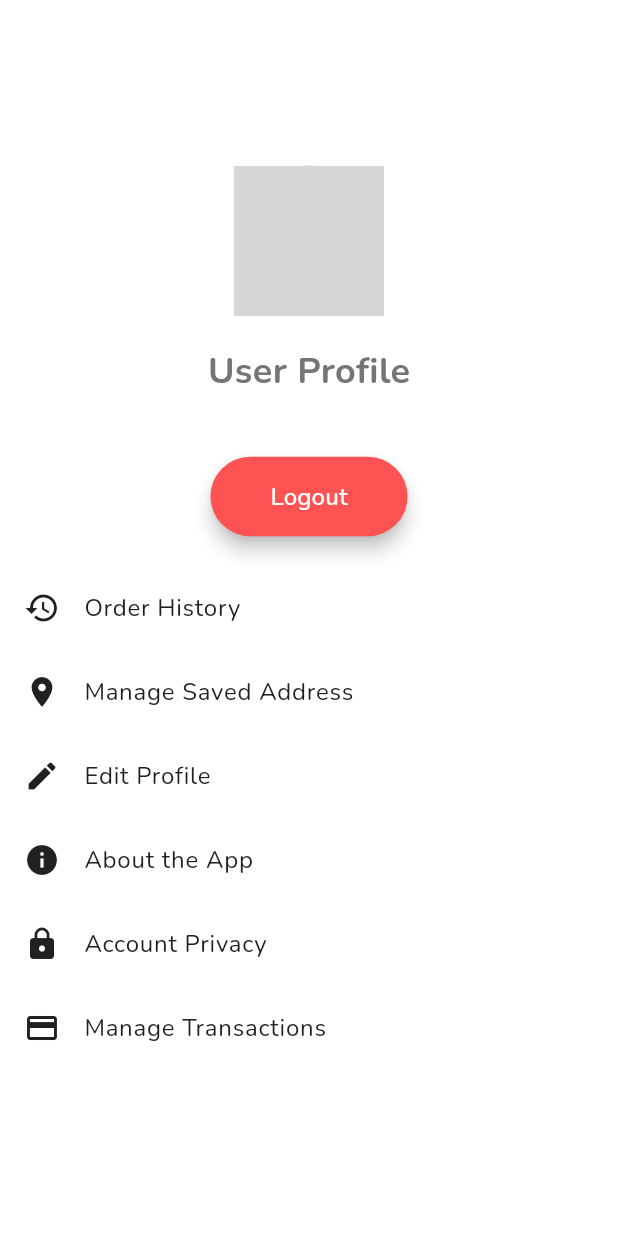
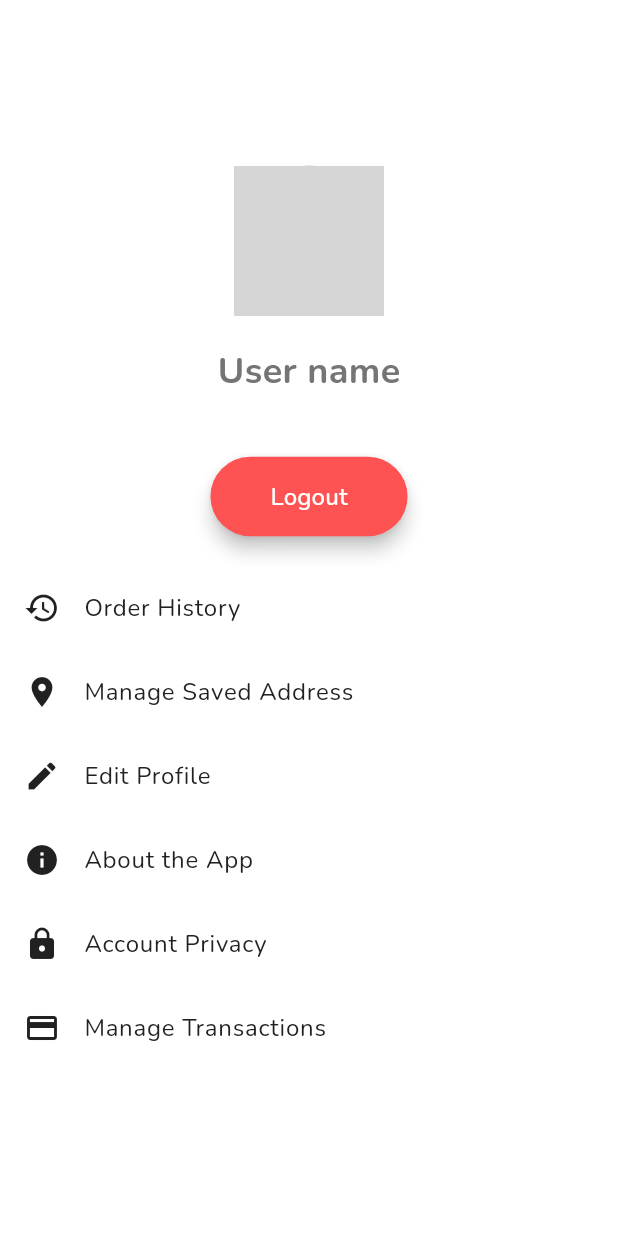
Before and after one commit to SyncSnip/medidoor, a Flutter app: the ProfilePage screen opened directly, on a phone screen of 412 x 824 dp. Run offline on Flutter 3.47's test engine with Material 3 defaults, Android fonts, the light colour scheme and no system bars; our stand-ins replace bloc, carousel_slider, connectivity_plus, flutter_bloc, flutter_dotenv, google_fonts and 3 more; missing offline and left inert: razorpay_flutter; accounts and stored records are empty; network calls fail; project files that could hold a hidden picture were left out; grey boxes are pictures that could not be loaded.

Commit message:
minor changes for further development

```diff
--- a/user_app/lib/main.dart
+++ b/user_app/lib/main.dart
@@ -1,6 +1,7 @@
 import 'package:flutter/material.dart';
 import 'package:flutter_dotenv/flutter_dotenv.dart';
 import 'package:user_app/config/theme/app_theme.dart';
+import 'package:user_app/data/sources/auth_source.dart';
 import 'package:user_app/presentation/splashscreen/pages/splashscreen.dart';
 
 void main() async {
@@ -17,6 +18,13 @@ class MainApp extends StatefulWidget {
 
 class _MainAppState extends State<MainApp> {
   @override
+  void initState() {
+    // TODO: implement initState
+    AuthSource().initialAuthSource();
+    super.initState();
+  }
+
+  @override
   Widget build(BuildContext context) {
     return MaterialApp(
       debugShowCheckedModeBanner: false,
--- a/user_app/lib/presentation/auth/pages/otp_screen_sign_up.dart
+++ b/user_app/lib/presentation/auth/pages/otp_screen_sign_up.dart
@@ -66,7 +66,6 @@ class _OtpVerificationPageState extends State<OtpVerificationPage> {
 
   @override
   Widget build(BuildContext context) {
-
     return Scaffold(
       appBar: AppBar(),
       body: BlocConsumer<AuthBloc, AuthState>(
--- a/user_app/lib/presentation/auth/pages/sign_in_page.dart
+++ b/user_app/lib/presentation/auth/pages/sign_in_page.dart
@@ -1,6 +1,5 @@
 import 'package:flutter/material.dart';
 import 'package:flutter_bloc/flutter_bloc.dart';
-import 'package:user_app/common/pages/something_went_wrong.dart';
 import 'package:user_app/common/widgets/loading.dart';
 import 'package:user_app/config/extensions/extensions.dart';
 import 'package:user_app/presentation/auth/bloc/auth_bloc.dart';
@@ -17,7 +16,7 @@ class SignInPage extends StatefulWidget {
 }
 
 class _SignInPageState extends State<SignInPage> {
-  final _formKey = GlobalKey<FormState>();
+  final GlobalKey<FormState> _formKey = GlobalKey<FormState>();
   final AuthBloc _authBloc = AuthBloc();
   final TextEditingController _emailController = TextEditingController();
   final TextEditingController _passController = TextEditingController();
--- a/user_app/lib/presentation/profile_page/bloc/profile_bloc.dart
+++ b/user_app/lib/presentation/profile_page/bloc/profile_bloc.dart
@@ -3,14 +3,15 @@ import 'dart:async';
 import 'package:bloc/bloc.dart';
 import 'package:meta/meta.dart';
 import 'package:shared_preferences/shared_preferences.dart';
+import 'package:user_app/data/sources/auth_source.dart';
 
 part 'profile_event.dart';
 part 'profile_state.dart';
 
 class ProfileBloc extends Bloc<ProfileEvent, ProfileState> {
   ProfileBloc() : super(ProfileInitial()) {
-    on<ProfileEvent>((event, emit) {});
     on<ProfileSignOutEvent>(profileSignOutEvent);
+    on<ProfileNormalEvent>(profileNormalEvent);
   }
 
   FutureOr<void> profileSignOutEvent(
@@ -28,4 +29,10 @@ class ProfileBloc extends Bloc<ProfileEvent, ProfileState> {
       return;
     }
   }
+
+  FutureOr<void> profileNormalEvent(
+      ProfileNormalEvent event, Emitter<ProfileState> emit) async {
+    emit(ProfileInitial(name: AuthSource().getName));
+    return;
+  }
 }
--- a/user_app/lib/presentation/profile_page/bloc/profile_event.dart
+++ b/user_app/lib/presentation/profile_page/bloc/profile_event.dart
@@ -4,3 +4,5 @@ part of 'profile_bloc.dart';
 abstract class ProfileEvent {}
 
 class ProfileSignOutEvent extends ProfileEvent {}
+
+class ProfileNormalEvent extends ProfileEvent {}
--- a/user_app/lib/presentation/profile_page/bloc/profile_state.dart
+++ b/user_app/lib/presentation/profile_page/bloc/profile_state.dart
@@ -3,7 +3,11 @@ part of 'profile_bloc.dart';
 @immutable
 abstract class ProfileState {}
 
-class ProfileInitial extends ProfileState {}
+class ProfileInitial extends ProfileState {
+  final String? name;
+
+  ProfileInitial({this.name});
+}
 
 class ProfileSignOutLoadingState extends ProfileState {}
 
--- a/user_app/lib/presentation/profile_page/pages/profile_page.dart
+++ b/user_app/lib/presentation/profile_page/pages/profile_page.dart
@@ -1,5 +1,6 @@
 import 'package:flutter/material.dart';
 import 'package:flutter_bloc/flutter_bloc.dart';
+import 'package:user_app/common/widgets/loading.dart';
 import 'package:user_app/config/extensions/extensions.dart';
 import 'package:user_app/presentation/splashscreen/pages/splashscreen.dart';
 import '../bloc/profile_bloc.dart';
@@ -9,17 +10,18 @@ class ProfilePage extends StatelessWidget {
 
   @override
   Widget build(BuildContext context) {
-    final profileBloc = ProfileBloc();
+    final ProfileBloc _profileBloc = ProfileBloc();
 
     return Scaffold(
       body: BlocConsumer<ProfileBloc, ProfileState>(
-        bloc: profileBloc,
+        bloc: _profileBloc,
         listener: (context, state) {
           if (state is ProfileSignOutSuccessState) {
             context.pushReplacement(const SplashScreen());
           }
         },
         builder: (context, state) {
+          if (state is ProfileInitial) {
             return Column(
               mainAxisAlignment: MainAxisAlignment.center,
               crossAxisAlignment: CrossAxisAlignment.center,
@@ -31,8 +33,8 @@ class ProfilePage extends StatelessWidget {
                       'https://www.gravatar.com/avatar/00000000000000000000000000000000?d=mp&f=y'),
                 ),
                 const SizedBox(height: 20),
-              const Text(
-                "User Profile",
+                Text(
+                  state.name ?? 'User name',
                   style: TextStyle(fontSize: 24, fontWeight: FontWeight.bold),
                 ),
                 const SizedBox(height: 40),
@@ -41,7 +43,7 @@ class ProfilePage extends StatelessWidget {
                 else
                   ElevatedButton(
                     onPressed: () {
-                    profileBloc.add(ProfileSignOutEvent());
+                      _profileBloc.add(ProfileSignOutEvent());
                     },
                     style: ElevatedButton.styleFrom(
                       padding: const EdgeInsets.symmetric(
@@ -105,6 +107,8 @@ class ProfilePage extends StatelessWidget {
                 ),
               ],
             );
+          }
+          return const Loading();
         },
       ),
     );
```
Also changed, not shown: user_app/lib/data/sources/auth_source.dart (+11 -0 lines), user_app/lib/domain/repository/auth_repository.dart (+0 -7 lines). Lines whose indentation alone changed are shown as unchanged.
